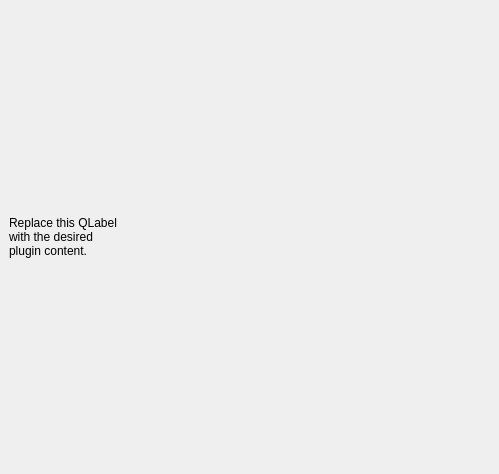
The window that escapers/escapers_dockwidget_base.ui (tarapakis/GEO1005) describes before a commit, drawn with Qt 5.
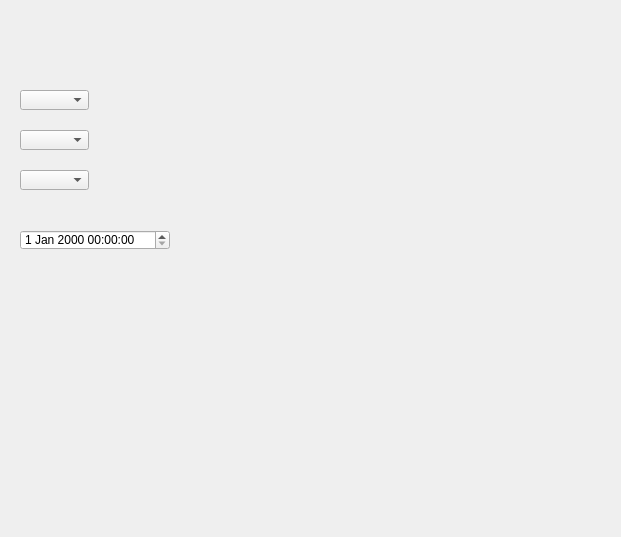
The same window after the commit.

What changed in the file:
```diff
--- a/escapers/escapers_dockwidget_base.ui
+++ b/escapers/escapers_dockwidget_base.ui
@@ -6,25 +6,54 @@
    <rect>
     <x>0</x>
     <y>0</y>
-    <width>499</width>
-    <height>474</height>
+    <width>621</width>
+    <height>537</height>
    </rect>
   </property>
   <property name="windowTitle">
    <string>escapers</string>
   </property>
   <widget class="QWidget" name="dockWidgetContents">
-   <layout class="QGridLayout" name="gridLayout">
-    <item row="0" column="0">
-     <widget class="QLabel" name="label">
-      <property name="text">
-       <string>Replace this QLabel
-with the desired
-plugin content.</string>
-      </property>
-     </widget>
-    </item>
-   </layout>
+   <widget class="QDateTimeEdit" name="dateTimeEdit">
+    <property name="geometry">
+     <rect>
+      <x>20</x>
+      <y>230</y>
+      <width>150</width>
+      <height>20</height>
+     </rect>
+    </property>
+   </widget>
+   <widget class="QComboBox" name="comboBox_3">
+    <property name="geometry">
+     <rect>
+      <x>20</x>
+      <y>90</y>
+      <width>69</width>
+      <height>20</height>
+     </rect>
+    </property>
+   </widget>
+   <widget class="QComboBox" name="comboBox">
+    <property name="geometry">
+     <rect>
+      <x>20</x>
+      <y>130</y>
+      <width>69</width>
+      <height>20</height>
+     </rect>
+    </property>
+   </widget>
+   <widget class="QComboBox" name="comboBox_2">
+    <property name="geometry">
+     <rect>
+      <x>20</x>
+      <y>170</y>
+      <width>69</width>
+      <height>20</height>
+     </rect>
+    </property>
+   </widget>
   </widget>
  </widget>
  <resources/>
```
